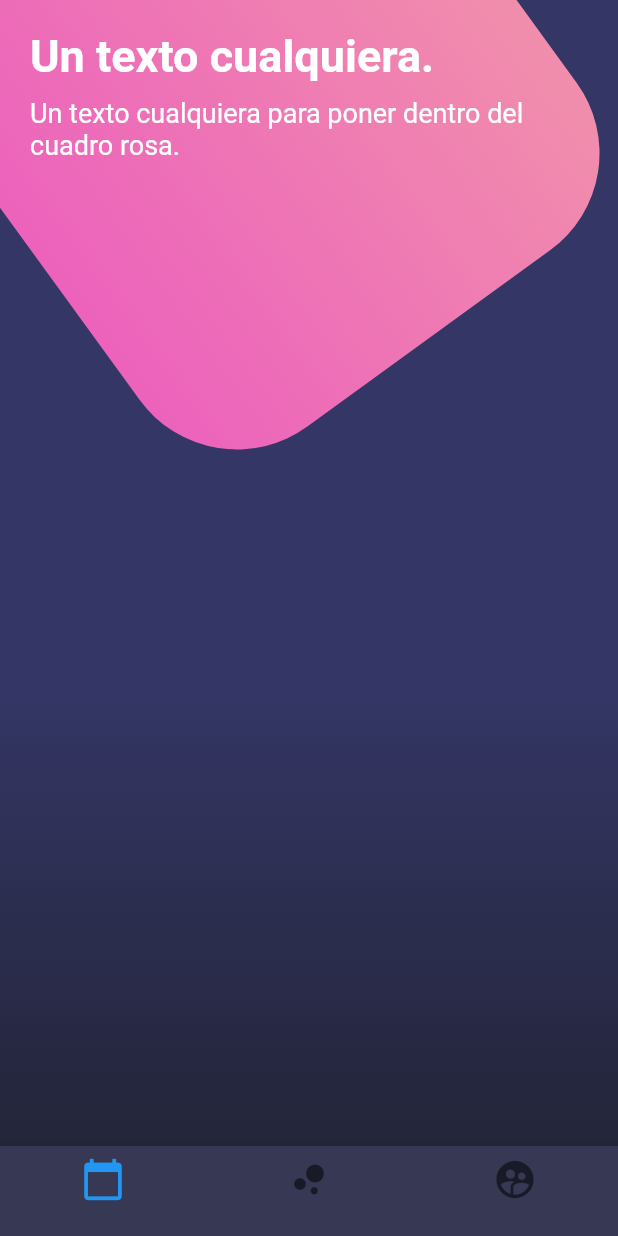
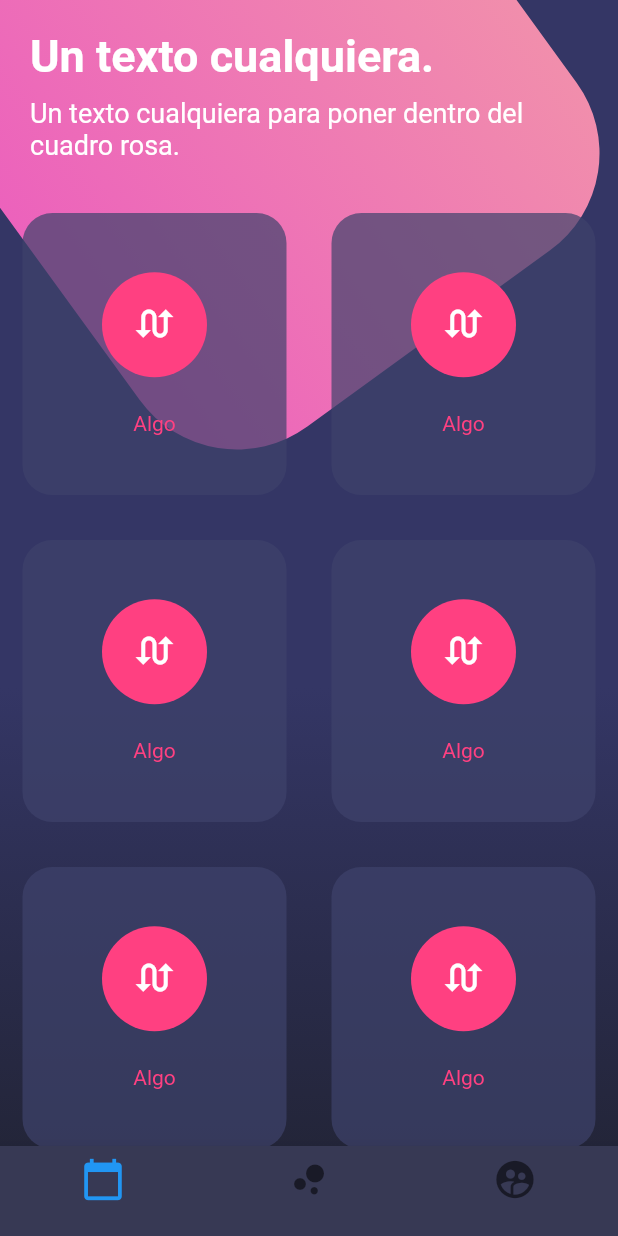
Before and after one commit to jalfonsosuarez/Flutter---disenos, a Flutter app: the screen it shows after launch, on a phone screen of 412 x 824 dp. Run offline on Flutter 3.47's test engine with Material 2 defaults, Android fonts, the phone set to English and light mode, and no system bars.

Commit message:
[140] Diseño compuesto (4)

```diff
--- a/lib/src/pages/botones_page.dart
+++ b/lib/src/pages/botones_page.dart
@@ -16,6 +16,7 @@ class BotonesPage extends StatelessWidget {
             child: Column(
               children: <Widget>[
                 _titulos(),
+                _botonesRedondeados(),
               ],
             ),
           ),
@@ -123,4 +124,69 @@ class BotonesPage extends StatelessWidget {
 
   }
 
+  Widget _botonesRedondeados() {
+
+    return Table(
+
+      children: [
+        TableRow(
+          children: [
+             _crearBotonRedondeado(),
+             _crearBotonRedondeado(),
+          ]
+        ),
+        TableRow(
+          children: [
+             _crearBotonRedondeado(),
+             _crearBotonRedondeado(),
+          ]
+        ),
+        TableRow(
+          children: [
+             _crearBotonRedondeado(),
+             _crearBotonRedondeado(),
+          ]
+        ),
+        TableRow(
+          children: [
+             _crearBotonRedondeado(),
+             _crearBotonRedondeado(),
+          ]
+        ),
+        TableRow(
+          children: [
+             _crearBotonRedondeado(),
+             _crearBotonRedondeado(),
+          ]
+        ),
+      ],
+
+    );
+  }
+
+  Widget _crearBotonRedondeado() {
+
+    return Container(
+      height: 188.0,
+      margin: EdgeInsets.all(15.0),
+      decoration: BoxDecoration(
+        color: Color.fromRGBO(62, 66, 107, 0.7),
+        borderRadius: BorderRadius.circular(20.0)
+      ),
+      child: Column(
+        mainAxisAlignment: MainAxisAlignment.spaceAround,
+        children: <Widget>[
+          SizedBox(height: 5.0),
+          CircleAvatar(
+            backgroundColor: Colors.pinkAccent,
+            radius: 35.0,
+            child: Icon( Icons.swap_calls, color: Colors.white, size: 30.0,),
+          ),
+          Text( 'Algo', style: TextStyle( color: Colors.pinkAccent ), ),
+          SizedBox(height: 5.0),
+        ],
+      ),
+    );
+
+  }
 }
```
